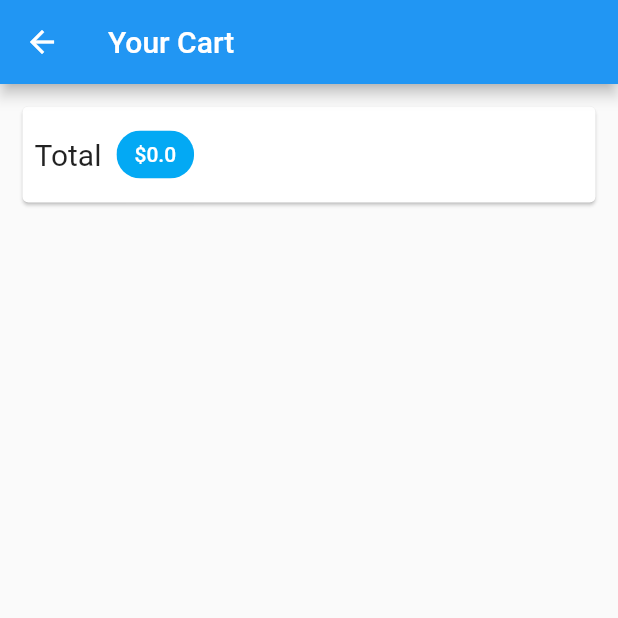
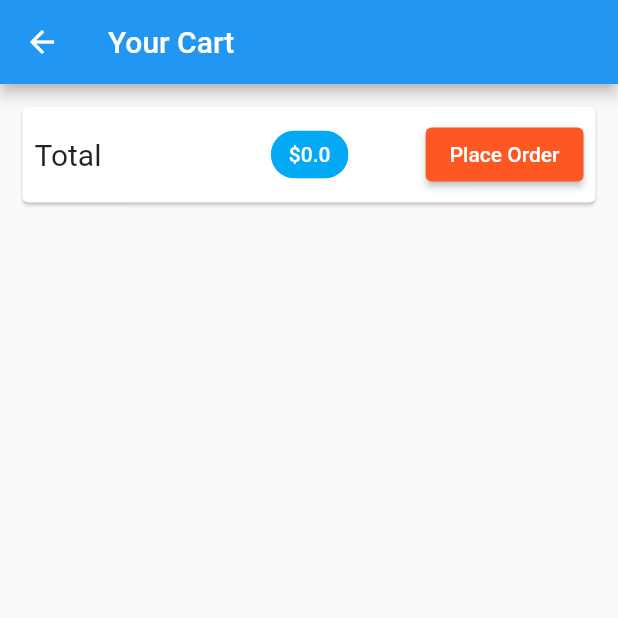
Before and after one commit to sumitvarun/shop_app, a Flutter app: the CartScreen screen opened by its route, on a phone screen of 412 x 824 dp, the top half of it. Run offline on Flutter 3.47's test engine with Material 2 defaults, Android fonts, the phone set to English and light mode, and no system bars; network calls fail.

Commit message:
order button added

```diff
--- a/lib/screens/cart_screen.dart
+++ b/lib/screens/cart_screen.dart
@@ -23,6 +23,7 @@ class CartScreen extends StatelessWidget {
             child: Padding(
               padding: EdgeInsets.all(8),
               child: Row(
+                mainAxisAlignment: MainAxisAlignment.spaceBetween,
                 children: [
                   Text(
                     'Total',
@@ -39,7 +40,17 @@ class CartScreen extends StatelessWidget {
                       style: TextStyle(color: Colors.white),
                     ),
                     backgroundColor: Colors.lightBlue,
-                  )
+                  ),
+                  ElevatedButton(
+                      style: ButtonStyle(
+                        backgroundColor:
+                            MaterialStateProperty.all(Colors.deepOrange),
+                      ),
+                      onPressed: () {},
+                      child: Text(
+                        'Place Order',
+                        style: TextStyle(color: Colors.white),
+                      ))
                 ],
               ),
             ),
```
